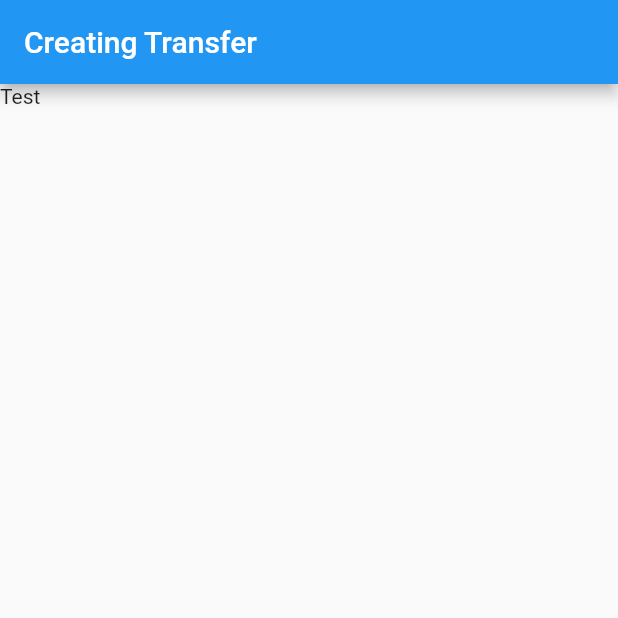
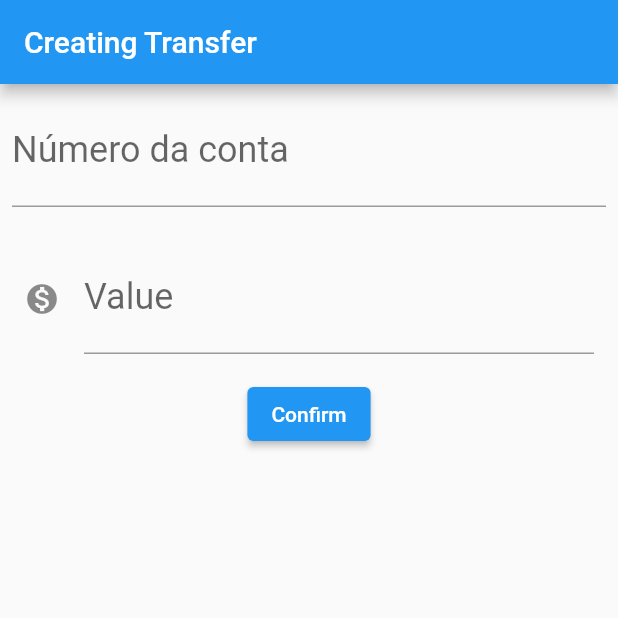
Before and after one commit to endyjams/BankTransactionsSimulator, a Flutter app: the screen it shows after launch, on a phone screen of 412 x 824 dp, the top half of it. Run offline on Flutter 3.47's test engine with Material 2 defaults, Android fonts, the phone set to English and light mode, and no system bars.

Commit message:
New Feature -> Transaction Form Layout

```diff
--- a/lib/main.dart
+++ b/lib/main.dart
@@ -20,7 +20,34 @@ class TransactionForm extends StatelessWidget {
       appBar: AppBar(
         title: Text('Creating Transfer'),
       ),
-      body: Text('Test'),
+      body: Column(
+        children: <Widget>[
+          Padding(
+            padding: const EdgeInsets.all(8.0),
+            child: TextField(
+              style: TextStyle(fontSize: 24.0),
+              decoration: InputDecoration(
+                labelText: 'Número da conta',
+                hintText: '0000',
+              ),
+              keyboardType: TextInputType.number,
+            ),
+          ),
+          Padding(
+            padding: const EdgeInsets.all(16.0),
+            child: TextField(
+              style: TextStyle(fontSize: 24.0),
+              decoration: InputDecoration(
+                icon: Icon(Icons.monetization_on),
+                labelText: 'Value',
+                hintText: '0.00',
+              ),
+              keyboardType: TextInputType.number,
+            ),
+          ),
+          ElevatedButton(onPressed: () {}, child: Text('Confirm'))
+        ],
+      ),
     );
   }
 }
```
